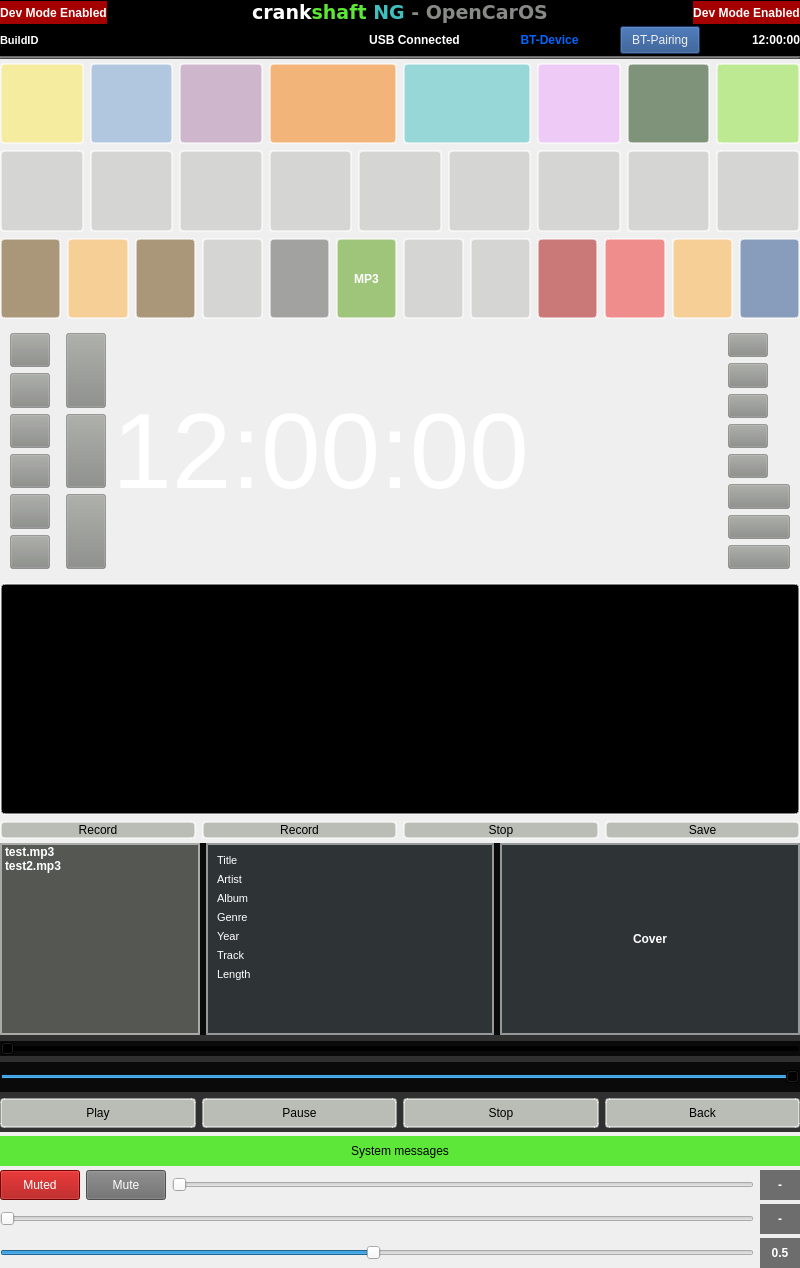
Qt form src/autoapp/UI/mainwindow.ui (arash-rasouli/openauto) before a commit.
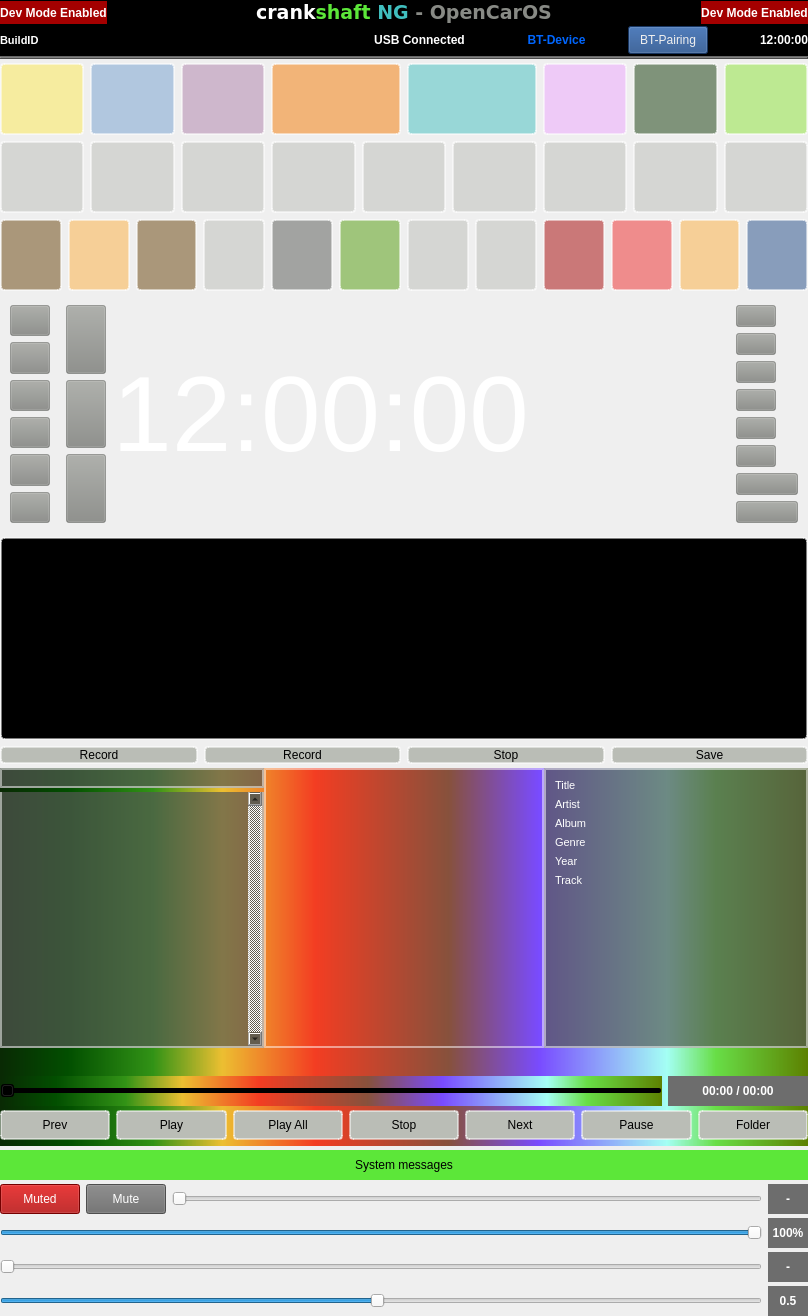
The same form after that commit. Icons and pictures are not drawn.

Commit message: Add folder select and scan

What changed in the file:
```diff
--- a/src/autoapp/UI/mainwindow.ui
+++ b/src/autoapp/UI/mainwindow.ui
@@ -6,8 +6,8 @@
    <rect>
     <x>0</x>
     <y>0</y>
-    <width>800</width>
-    <height>1268</height>
+    <width>808</width>
+    <height>1316</height>
    </rect>
   </property>
   <property name="sizePolicy">
@@ -1110,7 +1110,18 @@
 border: 2px solid rgba(255,255,255,0.5);</string>
            </property>
            <property name="text">
-            <string>MP3</string>
+            <string/>
+           </property>
+           <property name="icon">
+            <iconset>
+             <normalon>:/mp3-hot.png</normalon>
+            </iconset>
+           </property>
+           <property name="iconSize">
+            <size>
+             <width>64</width>
+             <height>64</height>
+            </size>
            </property>
           </widget>
          </item>
@@ -1734,6 +1745,33 @@
                 </property>
                </widget>
               </item>
+              <item>
+               <widget class="QPushButton" name="pushButtonMusic2">
+                <property name="sizePolicy">
+                 <sizepolicy hsizetype="Fixed" vsizetype="Expanding">
+                  <horstretch>0</horstretch>
+                  <verstretch>0</verstretch>
+                 </sizepolicy>
+                </property>
+                <property name="styleSheet">
+                 <string notr="true">background-color: rgba(136, 138, 133, 0.5);</string>
+                </property>
+                <property name="text">
+                 <string/>
+                </property>
+                <property name="icon">
+                 <iconset>
+                  <normalon>:/mp3-hot.png</normalon>
+                 </iconset>
+                </property>
+                <property name="iconSize">
+                 <size>
+                  <width>50</width>
+                  <height>50</height>
+                 </size>
+                </property>
+               </widget>
+              </item>
               <item>
                <widget class="QPushButton" name="pushButtonDummyClassic1">
                 <property name="sizePolicy">
@@ -1790,28 +1828,6 @@
                 </property>
                </widget>
               </item>
-              <item>
-               <widget class="QPushButton" name="pushButtonDummyClassic3">
-                <property name="sizePolicy">
-                 <sizepolicy hsizetype="Fixed" vsizetype="Expanding">
-                  <horstretch>0</horstretch>
-                  <verstretch>0</verstretch>
-                 </sizepolicy>
-                </property>
-                <property name="minimumSize">
-                 <size>
-                  <width>62</width>
-                  <height>0</height>
-                 </size>
-                </property>
-                <property name="styleSheet">
-                 <string notr="true">background-color: rgba(136, 138, 133, 0.5);</string>
-                </property>
-                <property name="text">
-                 <string/>
-                </property>
-               </widget>
-              </item>
              </layout>
             </widget>
            </item>
@@ -1996,9 +2012,12 @@
        <enum>Qt::LeftToRight</enum>
       </property>
       <property name="styleSheet">
-       <string notr="true">background-color: rgba(0, 0, 0, 0.8);</string>
+       <string notr="true">background-color: qlineargradient(spread:pad, x1:0, y1:0, x2:1, y2:0, stop:0 rgba(9, 41, 4, 255), stop:0.085 rgba(2, 79, 0, 255), stop:0.19 rgba(50, 147, 22, 255), stop:0.275 rgba(236, 191, 49, 255), stop:0.39 rgba(243, 61, 34, 255), stop:0.555 rgba(135, 81, 60, 255), stop:0.667 rgba(121, 75, 255, 255), stop:0.825 rgba(164, 255, 244, 255), stop:0.885 rgba(104, 222, 71, 255), stop:1 rgba(93, 128, 0, 255));</string>
       </property>
       <layout class="QVBoxLayout" name="mediaWidgetLayout">
+       <property name="spacing">
+        <number>4</number>
+       </property>
        <property name="leftMargin">
         <number>0</number>
        </property>
@@ -2009,7 +2028,7 @@
         <number>0</number>
        </property>
        <property name="bottomMargin">
-        <number>4</number>
+        <number>6</number>
        </property>
        <item>
         <widget class="QWidget" name="horizontalWidget_2" native="true">
@@ -2021,9 +2040,13 @@
          </property>
          <property name="styleSheet">
           <string notr="true">border: 0px;
+background-color: rgba(0, 0, 0, 0);
 </string>
          </property>
          <layout class="QHBoxLayout" name="horizontalLayout_5">
+          <property name="spacing">
+           <number>0</number>
+          </property>
           <property name="leftMargin">
            <number>0</number>
           </property>
@@ -2036,26 +2059,62 @@
           <property name="bottomMargin">
            <number>0</number>
           </property>
+          <item>
+           <widget class="QWidget" name="verticalWidget" native="true">
+            <property name="sizePolicy">
+             <sizepolicy hsizetype="Expanding" vsizetype="Expanding">
+              <horstretch>0</horstretch>
+              <verstretch>0</verstretch>
+             </sizepolicy>
+            </property>
+            <layout class="QVBoxLayout" name="verticalLayout_4">
+             <property name="spacing">
+              <number>4</number>
+             </property>
+             <property name="leftMargin">
+              <number>0</number>
+             </property>
+             <property name="topMargin">
+              <number>0</number>
+             </property>
+             <property name="rightMargin">
+              <number>0</number>
+             </property>
+             <property name="bottomMargin">
+              <number>0</number>
+             </property>
+             <item>
+              <widget class="QLabel" name="labelFolderpath">
+               <property name="sizePolicy">
+                <sizepolicy hsizetype="Expanding" vsizetype="Fixed">
+                 <horstretch>0</horstretch>
+                 <verstretch>0</verstretch>
+                </sizepolicy>
+               </property>
+               <property name="minimumSize">
+                <size>
+                 <width>0</width>
+                 <height>20</height>
+                </size>
+               </property>
+               <property name="maximumSize">
+                <size>
+                 <width>16777215</width>
+                 <height>20</height>
+                </size>
+               </property>
+               <property name="styleSheet">
+                <string notr="true">background-color: rgba(85, 87, 83, 0.7);
+color: rgb(255, 255, 255);
+border: 2px solid rgba(255,255,255,0.5);</string>
+               </property>
+               <property name="text">
+                <string/>
+               </property>
+              </widget>
+             </item>
           <item>
            <widget class="QListWidget" name="mp3List">
-            <property name="sizePolicy">
-             <sizepolicy hsizetype="Fixed" vsizetype="Expanding">
-              <horstretch>0</horstretch>
-              <verstretch>0</verstretch>
-             </sizepolicy>
-            </property>
-            <property name="minimumSize">
-             <size>
-              <width>200</width>
-              <height>0</height>
-             </size>
-            </property>
-            <property name="maximumSize">
-             <size>
-              <width>200</width>
-              <height>16777215</height>
-             </size>
-            </property>
             <property name="font">
              <font>
               <weight>75</weight>
@@ -2066,20 +2125,73 @@
              <enum>Qt::LeftToRight</enum>
             </property>
             <property name="styleSheet">
-             <string notr="true">background-color: rgb(85, 87, 83);
+                <string notr="true">background-color: rgba(85, 87, 83, 0.7);
 color: rgb(255, 255, 255);
-border: 2px solid rgba(255,255,255,0.5);</string>
-            </property>
-            <item>
-             <property name="text">
-              <string>test.mp3</string>
-             </property>
-            </item>
+border-bottom: 2px solid rgba(255,255,255,0.5);
+border-left: 2px solid rgba(255,255,255,0.5);
+border-right: 2px solid rgba(255,255,255,0.5);
+</string>
+               </property>
+               <property name="verticalScrollBarPolicy">
+                <enum>Qt::ScrollBarAlwaysOn</enum>
+               </property>
+               <property name="horizontalScrollBarPolicy">
+                <enum>Qt::ScrollBarAsNeeded</enum>
+               </property>
+               <property name="alternatingRowColors">
+                <bool>false</bool>
+               </property>
+               <property name="sortingEnabled">
+                <bool>true</bool>
+               </property>
+              </widget>
+             </item>
+            </layout>
+           </widget>
+          </item>
             <item>
+           <widget class="QPushButton" name="pushButtonBack">
+            <property name="sizePolicy">
+             <sizepolicy hsizetype="Fixed" vsizetype="Expanding">
+              <horstretch>0</horstretch>
+              <verstretch>0</verstretch>
+             </sizepolicy>
+            </property>
+            <property name="minimumSize">
+             <size>
+              <width>280</width>
+              <height>280</height>
+             </size>
+            </property>
+            <property name="maximumSize">
+             <size>
+              <width>280</width>
+              <height>280</height>
+             </size>
+            </property>
+            <property name="styleSheet">
+             <string notr="true">background-color: rgba(0, 0, 0, 0);
+color: rgb(255, 255, 255);
+border: 2px solid rgba(255,255,255,0.5);
+</string>
+            </property>
              <property name="text">
-              <string>test2.mp3</string>
-             </property>
-            </item>
+             <string/>
+            </property>
+            <property name="icon">
+             <iconset>
+              <normalon>:/coverlogo.png</normalon>
+             </iconset>
+            </property>
+            <property name="iconSize">
+             <size>
+              <width>270</width>
+              <height>270</height>
+             </size>
+            </property>
+            <property name="default">
+             <bool>false</bool>
+            </property>
            </widget>
           </item>
           <item>
@@ -2092,12 +2204,18 @@
             </property>
             <property name="minimumSize">
              <size>
-              <width>0</width>
-              <height>0</height>
+              <width>260</width>
+              <height>280</height>
+             </size>
+            </property>
+            <property name="maximumSize">
+             <size>
+              <width>16777215</width>
+              <height>280</height>
              </size>
             </property>
             <property name="styleSheet">
-             <string notr="true">background-color: rgb(46, 52, 54);
+             <string notr="true">background-color: rgba(85, 87, 83, 0.7);
 color: rgb(255, 255, 255);
 border: 2px solid rgba(255,255,255,0.5);</string>
             </property>
@@ -2204,6 +2322,40 @@
                </property>
               </widget>
              </item>
+             <item row="3" column="0">
+              <widget class="QLabel" name="labelId3Genre">
+               <property name="font">
+                <font>
+                 <pointsize>8</pointsize>
+                </font>
+               </property>
+               <property name="styleSheet">
+                <string notr="true">color: rgb(255, 255, 255);
+background-color: rgba(0, 0, 0, 0);
+border: no-border;</string>
+               </property>
+               <property name="text">
+                <string>Genre</string>
+               </property>
+              </widget>
+             </item>
+             <item row="3" column="1">
+              <widget class="QLabel" name="valueId3Genre">
+               <property name="font">
+                <font>
+                 <pointsize>8</pointsize>
+                </font>
+               </property>
+               <property name="styleSheet">
+                <string notr="true">color: rgb(255, 255, 255);
+background-color: rgba(0, 0, 0, 0);
+border: no-border;</string>
+               </property>
+               <property name="text">
+                <string/>
+               </property>
+              </widget>
+             </item>
              <item row="4" column="0">
               <widget class="QLabel" name="labelId3Year">
                <property name="font">
@@ -2272,127 +2424,74 @@
                </property>
               </widget>
              </item>
-             <item row="3" column="0">
-              <widget class="QLabel" name="labelId3Genre">
-               <property name="font">
-                <font>
-                 <pointsize>8</pointsize>
-                </font>
-               </property>
-               <property name="styleSheet">
-                <string notr="true">color: rgb(255, 255, 255);
-background-color: rgba(0, 0, 0, 0);
-border: no-border;</string>
-               </property>
-               <property name="text">
-                <string>Genre</string>
-               </property>
-              </widget>
-             </item>
-             <item row="3" column="1">
-              <widget class="QLabel" name="valueId3Genre">
-               <property name="font">
-                <font>
-                 <pointsize>8</pointsize>
-                </font>
-               </property>
-               <property name="styleSheet">
-                <string notr="true">color: rgb(255, 255, 255);
-background-color: rgba(0, 0, 0, 0);
-border: no-border;</string>
-               </property>
-               <property name="text">
-                <string/>
-               </property>
-              </widget>
-             </item>
-             <item row="6" column="0">
-              <widget class="QLabel" name="labelId3Length">
-               <property name="font">
-                <font>
-                 <pointsize>8</pointsize>
-                </font>
-               </property>
-               <property name="styleSheet">
-                <string notr="true">color: rgb(255, 255, 255);
-background-color: rgba(0, 0, 0, 0);
-border: no-border;</string>
-               </property>
-               <property name="text">
-                <string>Length</string>
-               </property>
-              </widget>
-             </item>
-             <item row="6" column="1">
-              <widget class="QLabel" name="valueId3length">
-               <property name="font">
-                <font>
-                 <pointsize>8</pointsize>
-                </font>
-               </property>
-               <property name="styleSheet">
-                <string notr="true">color: rgb(255, 255, 255);
-background-color: rgba(0, 0, 0, 0);
-border: no-border;</string>
-               </property>
-               <property name="text">
-                <string/>
-               </property>
+            </layout>
               </widget>
              </item>
             </layout>
            </widget>
           </item>
           <item>
-           <widget class="QLabel" name="labelCover">
+        <widget class="QLabel" name="labelCurrentPlaying">
             <property name="sizePolicy">
-             <sizepolicy hsizetype="Fixed" vsizetype="Expanding">
+          <sizepolicy hsizetype="Expanding" vsizetype="Fixed">
               <horstretch>0</horstretch>
               <verstretch>0</verstretch>
              </sizepolicy>
             </property>
             <property name="minimumSize">
              <size>
-              <width>300</width>
-              <height>0</height>
+           <width>0</width>
+           <height>20</height>
+          </size>
+         </property>
+         <property name="maximumSize">
+          <size>
+           <width>16777215</width>
+           <height>20</height>
              </size>
             </property>
             <property name="font">
              <font>
+           <pointsize>12</pointsize>
               <weight>75</weight>
+           <italic>true</italic>
               <bold>true</bold>
              </font>
             </property>
             <property name="styleSheet">
-             <string notr="true">background-color: rgb(46, 52, 54);
-color: rgb(255, 255, 255);
-border: 2px solid rgba(255,255,255,0.5);</string>
-            </property>
-            <property name="frameShape">
-             <enum>QFrame::NoFrame</enum>
+          <string notr="true">background-color: rgba(0, 0, 0, 0);
+color: rgb(255, 255, 255);</string>
             </property>
             <property name="text">
-             <string>Cover</string>
+          <string/>
             </property>
             <property name="alignment">
              <set>Qt::AlignCenter</set>
             </property>
            </widget>
           </item>
-         </layout>
-        </widget>
-       </item>
+       <item>
+        <layout class="QHBoxLayout" name="horizontalLayout_7">
        <item>
         <widget class="QSlider" name="horizontalSliderProgressPlayer">
          <property name="minimumSize">
           <size>
            <width>0</width>
-           <height>10</height>
+             <height>30</height>
+            </size>
+           </property>
+           <property name="maximumSize">
+            <size>
+             <width>16777215</width>
+             <height>30</height>
           </size>
          </property>
          <property name="layoutDirection">
           <enum>Qt::LeftToRight</enum>
          </property>
+           <property name="autoFillBackground">
+            <bool>false</bool>
+           </property>
          <property name="styleSheet">
           <string notr="true">QSlider::groove:horizontal { background: #6d6d6d; height: 32px;}
 QSlider::handle:horizontal { background: rgb(255, 255, 255); height: 52px; width: 52px; margin: 0 0;};</string>
@@ -2403,33 +2502,90 @@
         </widget>
        </item>
        <item>
-        <widget class="QSlider" name="horizontalSliderVolumePlayer">
+          <widget class="QLabel" name="playerPositionTime">
+           <property name="sizePolicy">
+            <sizepolicy hsizetype="Fixed" vsizetype="Fixed">
+             <horstretch>0</horstretch>
+             <verstretch>0</verstretch>
+            </sizepolicy>
+           </property>
          <property name="minimumSize">
           <size>
-           <width>0</width>
+             <width>140</width>
            <height>30</height>
           </size>
          </property>
-         <property name="layoutDirection">
-          <enum>Qt::LeftToRight</enum>
+           <property name="maximumSize">
+            <size>
+             <width>140</width>
+             <height>30</height>
+            </size>
+           </property>
+           <property name="font">
+            <font>
+             <weight>75</weight>
+             <bold>true</bold>
+            </font>
          </property>
          <property name="styleSheet">
-          <string notr="true">QSlider::groove:horizontal { background: #6d6d6d; height: 32px;}
-QSlider::handle:horizontal { background: rgb(64, 191, 191); height: 52px; width: 52px; margin: 0 0;};</string>
-         </property>
-         <property name="maximum">
-          <number>100</number>
-         </property>
-         <property name="value">
-          <number>100</number>
-         </property>
-         <property name="orientation">
-          <enum>Qt::Horizontal</enum>
-         </property>
-        </widget>
+            <string notr="true">color: rgb(255, 255, 255);
+background-color: #6d6d6d;</string>
+           </property>
+           <property name="text">
+            <string>00:00 / 00:00</string>
+           </property>
+           <property name="alignment">
+            <set>Qt::AlignCenter</set>
+           </property>
+          </widget>
+         </item>
+        </layout>
+       </item>
+       <item>
+        <spacer name="verticalSpacer">
+         <property name="orientation">
+          <enum>Qt::Vertical</enum>
+         </property>
+         <property name="sizeHint" stdset="0">
+          <size>
+           <width>20</width>
+           <height>0</height>
+          </size>
+         </property>
+        </spacer>
        </item>
        <item>
         <layout class="QHBoxLayout" name="horizontalLayout">
+         <item>
+          <widget class="QPushButton" name="pushButtonPlayerPrev">
+           <property name="sizePolicy">
+            <sizepolicy hsizetype="Expanding" vsizetype="Fixed">
+             <horstretch>0</horstretch>
+             <verstretch>0</verstretch>
+            </sizepolicy>
+           </property>
+           <property name="minimumSize">
+            <size>
+             <width>0</width>
+             <height>30</height>
+            </size>
+           </property>
+           <property name="maximumSize">
+            <size>
+             <width>16777215</width>
+             <height>30</height>
+            </size>
+           </property>
+           <property name="styleSheet">
+            <string notr="true">background-color: rgb(186, 189, 182);
+border-radius: 4px;
+border: 2px solid rgba(255,255,255,0.5);</string>
+           </property>
+           <property name="text">
+            <string>Prev</string>
+           </property>
+          </widget>
+         </item>
          <item>
           <widget class="QPushButton" name="pushButtonPlayerPlay">
            <property name="sizePolicy">
@@ -2444,6 +2600,12 @@
              <height>30</height>
             </size>
            </property>
+           <property name="maximumSize">
+            <size>
+             <width>16777215</width>
+             <height>30</height>
+            </size>
+           </property>
            <property name="styleSheet">
             <string notr="true">background-color: rgb(186, 189, 182);
 border-radius: 4px;
@@ -2454,6 +2616,96 @@
            </property>
           </widget>
          </item>
+         <item>
+          <widget class="QPushButton" name="pushButtonPlayerPlayList">
+           <property name="sizePolicy">
+            <sizepolicy hsizetype="Expanding" vsizetype="Fixed">
+             <horstretch>0</horstretch>
+             <verstretch>0</verstretch>
+            </sizepolicy>
+           </property>
+           <property name="minimumSize">
+            <size>
+             <width>0</width>
+             <height>30</height>
+            </size>
+           </property>
+           <property name="maximumSize">
+            <size>
+             <width>16777215</width>
+             <height>30</height>
+            </size>
+           </property>
+           <property name="styleSheet">
+            <string notr="true">background-color: rgb(186, 189, 182);
+border-radius: 4px;
+border: 2px solid rgba(255,255,255,0.5);</string>
+           </property>
+           <property name="text">
+            <string>Play All</string>
+           </property>
+          </widget>
+         </item>
+         <item>
+          <widget class="QPushButton" name="pushButtonPlayerStop">
+           <property name="sizePolicy">
+            <sizepolicy hsizetype="Expanding" vsizetype="Fixed">
+             <horstretch>0</horstretch>
+             <verstretch>0</verstretch>
+            </sizepolicy>
+           </property>
+           <property name="minimumSize">
+            <size>
+             <width>0</width>
+             <height>30</height>
+            </size>
+           </property>
+           <property name="maximumSize">
+            <size>
+             <width>16777215</width>
+             <height>30</height>
+            </size>
+           </property>
+           <property name="styleSheet">
+            <string notr="true">background-color: rgb(186, 189, 182);
+border-radius: 4px;
+border: 2px solid rgba(255,255,255,0.5);</string>
+           </property>
+           <property name="text">
+            <string>Stop</string>
+           </property>
+          </widget>
+         </item>
+         <item>
+          <widget class="QPushButton" name="pushButtonPlayerNext">
+           <property name="sizePolicy">
+            <sizepolicy hsizetype="Expanding" vsizetype="Fixed">
+             <horstretch>0</horstretch>
+             <verstretch>0</verstretch>
+            </sizepolicy>
+           </property>
+           <property name="minimumSize">
+            <size>
+             <width>0</width>
+             <height>30</height>
+            </size>
+           </property>
+           <property name="maximumSize">
+            <size>
+             <width>16777215</width>
+             <height>30</height>
+            </size>
+           </property>
+           <property name="styleSheet">
+            <string notr="true">background-color: rgb(186, 189, 182);
+border-radius: 4px;
+border: 2px solid rgba(255,255,255,0.5);</string>
+           </property>
+           <property name="text">
+            <string>Next</string>
+           </property>
+          </widget>
+         </item>
          <item>
           <widget class="QPushButton" name="pushButtonPlayerPause">
            <property name="sizePolicy">
@@ -2468,6 +2720,12 @@
              <height>30</height>
             </size>
            </property>
+           <property name="maximumSize">
+            <size>
+             <width>16777215</width>
+             <height>30</height>
+            </size>
+           </property>
            <property name="styleSheet">
             <string notr="true">background-color: rgb(186, 189, 182);
 border-radius: 4px;
@@ -2479,7 +2737,7 @@
           </widget>
          </item>
          <item>
-          <widget class="QPushButton" name="pushButtonPlayerStop">
+          <widget class="QPushButton" name="pushButtonSelectFolder">
            <property name="sizePolicy">
             <sizepolicy hsizetype="Expanding" vsizetype="Fixed">
              <horstretch>0</horstretch>
@@ -2492,27 +2750,9 @@
              <height>30</height>
             </size>
            </property>
-           <property name="styleSheet">
-            <string notr="true">background-color: rgb(186, 189, 182);
-border-radius: 4px;
-border: 2px solid rgba(255,255,255,0.5);</string>
-           </property>
-           <property name="text">
-            <string>Stop</string>
-           </property>
-          </widget>
-         </item>
-         <item>
-          <widget class="QPushButton" name="pushButtonBack">
-           <property name="sizePolicy">
-            <sizepolicy hsizetype="Expanding" vsizetype="Fixed">
-             <horstretch>0</horstretch>
-             <verstretch>0</verstretch>
-            </sizepolicy>
-           </property>
-           <property name="minimumSize">
+           <property name="maximumSize">
             <size>
-             <width>0</width>
+             <width>16777215</width>
              <height>30</height>
             </size>
            </property>
@@ -2522,13 +2762,7 @@
 border: 2px solid rgba(255,255,255,0.5);</string>
            </property>
            <property name="text">
-            <string>Back</string>
-           </property>
-           <property name="iconSize">
-            <size>
-             <width>50</width>
-             <height>50</height>
-            </size>
+            <string>Folder</string>
            </property>
           </widget>
          </item>
@@ -2573,7 +2807,38 @@
      </widget>
     </item>
     <item>
+     <widget class="QWidget" name="VolumeSliderControl" native="true">
+      <property name="sizePolicy">
+       <sizepolicy hsizetype="Expanding" vsizetype="Fixed">
+        <horstretch>0</horstretch>
+        <verstretch>0</verstretch>
+       </sizepolicy>
+      </property>
+      <property name="minimumSize">
+       <size>
+        <width>0</width>
+        <height>30</height>
+       </size>
+      </property>
+      <property name="maximumSize">
+       <size>
+        <width>16777215</width>
+        <height>30</height>
+       </size>
+      </property>
      <layout class="QHBoxLayout" name="Layout_Volume">
+       <property name="leftMargin">
+        <number>0</number>
+       </property>
+       <property name="topMargin">
+        <number>0</number>
+       </property>
+       <property name="rightMargin">
+        <number>0</number>
+       </property>
+       <property name="bottomMargin">
+        <number>0</number>
+       </property>
       <item>
        <widget class="QPushButton" name="pushButtonUnMute">
         <property name="sizePolicy">
@@ -2700,9 +2965,141 @@
        </widget>
       </item>
      </layout>
+     </widget>
     </item>
     <item>
+     <widget class="QWidget" name="VolumeSliderControlPlayer" native="true">
+      <property name="sizePolicy">
+       <sizepolicy hsizetype="Expanding" vsizetype="Fixed">
+        <horstretch>0</horstretch>
+        <verstretch>0</verstretch>
+       </sizepolicy>
+      </property>
+      <property name="minimumSize">
+       <size>
+        <width>0</width>
+        <height>30</height>
+       </size>
+      </property>
+      <property name="maximumSize">
+       <size>
+        <width>16777215</width>
+        <height>30</height>
+       </size>
+      </property>
+      <layout class="QHBoxLayout" name="horizontalLayout_6">
+       <property name="leftMargin">
+        <number>0</number>
+       </property>
+       <property name="topMargin">
+        <number>0</number>
+       </property>
+       <property name="rightMargin">
+        <number>0</number>
+       </property>
+       <property name="bottomMargin">
+        <number>0</number>
+       </property>
+       <item>
+        <widget class="QSlider" name="horizontalSliderVolumePlayer">
+         <property name="minimumSize">
+          <size>
+           <width>0</width>
+           <height>30</height>
+          </size>
+         </property>
+         <property name="layoutDirection">
+          <enum>Qt::LeftToRight</enum>
+         </property>
+         <property name="styleSheet">
+          <string notr="true">QSlider::groove:horizontal { background: #6d6d6d; height: 32px;}
+QSlider::handle:horizontal { background: rgb(64, 191, 191); height: 52px; width: 52px; margin: 0 0;};</string>
+         </property>
+         <property name="maximum">
+          <number>100</number>
+         </property>
+         <property name="value">
+          <number>100</number>
+         </property>
+         <property name="orientation">
+          <enum>Qt::Horizontal</enum>
+         </property>
+        </widget>
+       </item>
+       <item>
+        <widget class="QLabel" name="volumeValueLabelPlayer">
+         <property name="sizePolicy">
+          <sizepolicy hsizetype="Preferred" vsizetype="Minimum">
+           <horstretch>0</horstretch>
+           <verstretch>0</verstretch>
+          </sizepolicy>
+         </property>
+         <property name="minimumSize">
+          <size>
+           <width>40</width>
+           <height>30</height>
+          </size>
+         </property>
+         <property name="maximumSize">
+          <size>
+           <width>40</width>
+           <height>16777215</height>
+          </size>
+         </property>
+         <property name="font">
+          <font>
+           <weight>75</weight>
+           <bold>true</bold>
+          </font>
+         </property>
+         <property name="styleSheet">
+          <string notr="true">color: rgb(255, 255, 255);
+background-color: #6d6d6d;</string>
+         </property>
+         <property name="text">
+          <string>100%</string>
+         </property>
+         <property name="alignment">
+          <set>Qt::AlignCenter</set>
+         </property>
+        </widget>
+       </item>
+      </layout>
+     </widget>
+    </item>
+    <item>
+     <widget class="QWidget" name="BrightnessSliderControl" native="true">
+      <property name="sizePolicy">
+       <sizepolicy hsizetype="Expanding" vsizetype="Fixed">
+        <horstretch>0</horstretch>
+        <verstretch>0</verstretch>
+       </sizepolicy>
+      </property>
+      <property name="minimumSize">
+       <size>
+        <width>0</width>
+        <height>30</height>
+       </size>
+      </property>
+      <property name="maximumSize">
+       <size>
+        <width>16777215</width>
+        <height>30</height>
+       </size>
+      </property>
      <layout class="QHBoxLayout" name="Layout_Brightness">
+       <property name="leftMargin">
+        <number>0</number>
+       </property>
+       <property name="topMargin">
+        <number>0</number>
+       </property>
+       <property name="rightMargin">
+        <number>0</number>
+       </property>
+       <property name="bottomMargin">
+        <number>0</number>
+       </property>
       <item>
        <widget class="QSlider" name="horizontalSliderBrightness">
         <property name="sizePolicy">
@@ -2786,9 +3183,41 @@
        </widget>
       </item>
      </layout>
+     </widget>
     </item>
     <item>
+     <widget class="QWidget" name="AlphaSliderControl" native="true">
+      <property name="sizePolicy">
+       <sizepolicy hsizetype="Expanding" vsizetype="Fixed">
+        <horstretch>0</horstretch>
+        <verstretch>0</verstretch>
+       </sizepolicy>
+      </property>
+      <property name="minimumSize">
+       <size>
+        <width>0</width>
+        <height>30</height>
+       </size>
+      </property>
+      <property name="maximumSize">
+       <size>
+        <width>16777215</width>
+        <height>30</height>
+       </size>
+      </property>
      <layout class="QHBoxLayout" name="Layout_Alpha">
+       <property name="leftMargin">
+        <number>0</number>
+       </property>
+       <property name="topMargin">
+        <number>0</number>
+       </property>
+       <property name="rightMargin">
+        <number>0</number>
+       </property>
+       <property name="bottomMargin">
+        <number>0</number>
+       </property>
       <item>
        <widget class="QSlider" name="horizontalSliderAlpha">
         <property name="minimumSize">
@@ -2857,6 +3286,7 @@
        </widget>
       </item>
      </layout>
+     </widget>
     </item>
    </layout>
   </widget>
```
Lines whose indentation alone changed are shown as unchanged. The commit also changes 6 other files.
